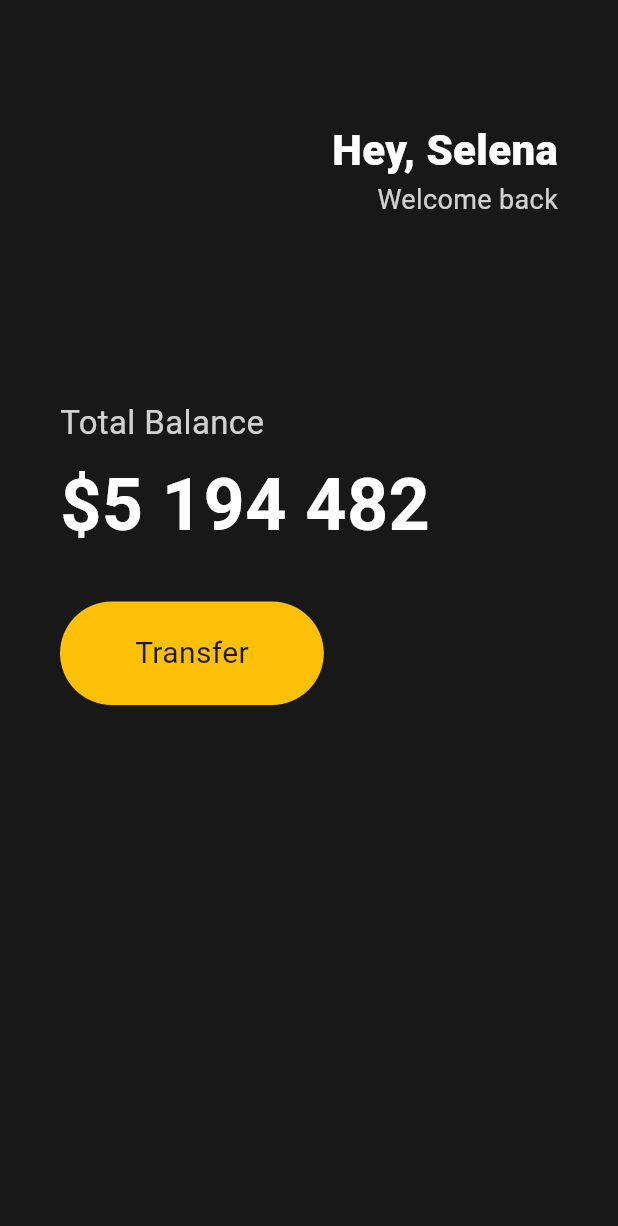
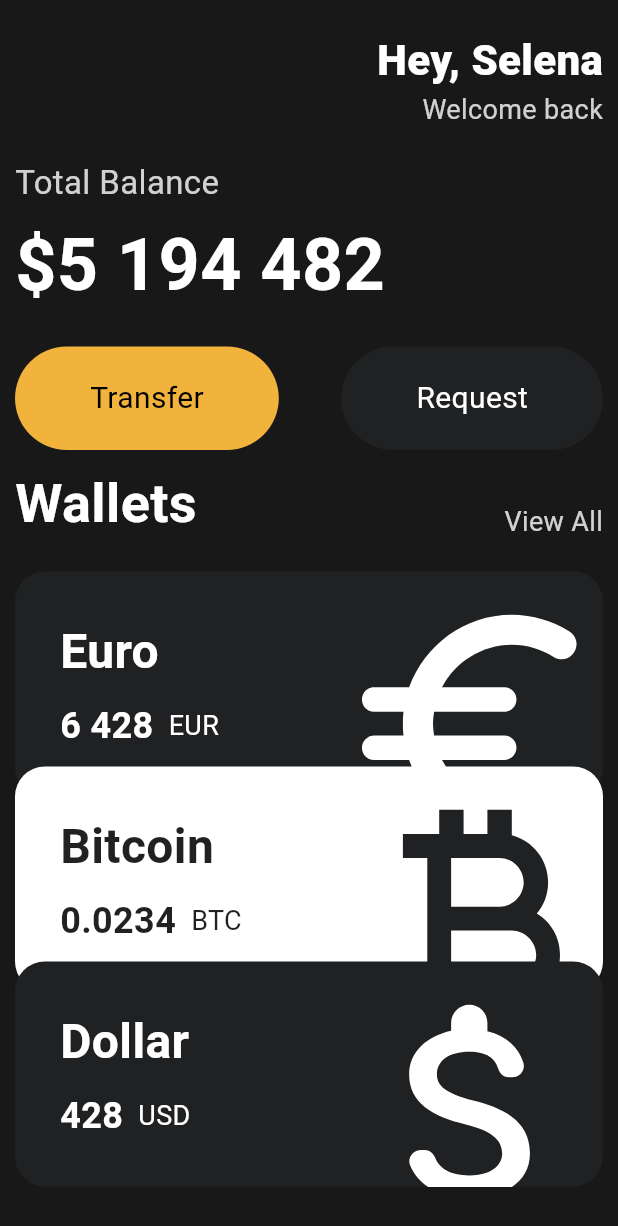
Before and after one commit to kawn2103/toonflix, a Flutter app: the screen it shows after launch, on a phone screen of 412 x 824 dp. Shown: the top 1226 px of the screen. Run offline on Flutter 3.47's test engine with Material 3 defaults, Android fonts, the phone set to English and light mode, and no system bars.

Commit message:
툰플릭스 1차 완료

```diff
--- a/lib/main.dart
+++ b/lib/main.dart
@@ -1,4 +1,6 @@
 import 'package:flutter/material.dart';
+import 'package:toonflix/widgets/button.dart';
+import 'package:toonflix/widgets/currency_card.dart';
 
 void main() {
   runApp(const App());
@@ -13,12 +15,12 @@ class App extends StatelessWidget {
       home: Scaffold(
         backgroundColor: const Color(0xFF181818),
         body: Padding(
-          padding: const EdgeInsets.symmetric(horizontal:40),
+          padding: const EdgeInsets.symmetric(horizontal:10),
           child: Column(
             crossAxisAlignment: CrossAxisAlignment.start,
             children: [
               const SizedBox(
-                height: 80,
+                height: 20,
               ),
               Row(
                 mainAxisAlignment: MainAxisAlignment.end,
@@ -46,7 +48,7 @@ class App extends StatelessWidget {
                 ],
               ),
               const SizedBox(
-                height: 120,
+                height: 20,
               ),
               Text(
                 'Total Balance',
@@ -67,30 +69,77 @@ class App extends StatelessWidget {
                 ),
               ),
               const SizedBox(
-                height: 30,
+                height: 20,
+              ),
+              const Row(
+                mainAxisAlignment: MainAxisAlignment.spaceBetween,
+                children: [
+                  Button(
+                    text: 'Transfer',
+                    bgColor: Color(0xFFF1B33B),
+                    textColor: Colors.black,
+                  ),
+                  Button(
+                    text: 'Request',
+                    bgColor: Color(0xFF1F2123),
+                    textColor: Colors.white,
+                  ),
+                ],
+              ),
+              const SizedBox(
+                height: 10,
               ),
               Row(
+                mainAxisAlignment: MainAxisAlignment.spaceBetween,
+                crossAxisAlignment: CrossAxisAlignment.end,
                 children: [
-                  Container(
-                    decoration: BoxDecoration(
-                      color: Colors.amber,
-                      borderRadius: BorderRadius.circular(45),
+                  const Text(
+                    "Wallets",
+                    style: TextStyle(
+                      color:Colors.white,
+                      fontSize:36,
+                      fontWeight: FontWeight.w600,
                     ),
-                    child: const Padding(
-                      padding: EdgeInsets.symmetric(
-                        vertical: 20,
-                        horizontal: 50,
-                      ),
-                      child: Text(
-                        'Transfer',
-                        style: TextStyle(
-                          fontSize: 20,
-                        ),
-                      ),
+                  ),
+                  Text(
+                    "View All",
+                    style:TextStyle(
+                      color:Colors.white.withValues(alpha:0.8),
+                      fontSize: 18
                     )
-                  )
+                  ),
                 ],
-              )
+              ),
+              const SizedBox(
+                height: 20,
+              ),
+              const CurrencyCard(
+                name: 'Euro',
+                code: 'EUR',
+                amount: '6 428',
+                icon: Icons.euro_rounded,
+                isInverted: false,
+              ),
+              Transform.translate(
+                offset: const Offset(0,-20),
+                child: const CurrencyCard(
+                  name: 'Bitcoin',
+                  code: 'BTC',
+                  amount: '0.0234',
+                  icon: Icons.currency_bitcoin,
+                  isInverted: true,
+                ),
+              ),
+              Transform.translate(
+                offset: const Offset(0,-40),
+                child: const CurrencyCard(
+                  name: 'Dollar',
+                  code: 'USD',
+                  amount: '428',
+                  icon: Icons.attach_money_rounded,
+                  isInverted: false,
+                ),
+              ),
             ],
           ),
         ),
--- /dev/null
+++ b/lib/widgets/button.dart
@@ -0,0 +1,38 @@
+
+import 'package:flutter/material.dart';
+
+class Button extends StatelessWidget{
+  final String text;
+  final Color bgColor;
+  final Color textColor;
+
+  const Button({
+    super.key,
+    required this.text,
+    required this.bgColor,
+    required this.textColor,
+  });
+
+  @override
+  Widget build(BuildContext context) {
+    return Container(
+      decoration: BoxDecoration(
+        color: bgColor,
+        borderRadius: BorderRadius.circular(45),
+      ),
+      child: Padding(
+        padding: const EdgeInsets.symmetric(
+          vertical: 20,
+          horizontal: 50,
+        ),
+        child: Text(
+          text,
+          style: TextStyle(
+            color: textColor,
+            fontSize: 20,
+          ),
+        ),
+      )
+    );
+  }
+}
--- /dev/null
+++ b/lib/widgets/currency_card.dart
@@ -0,0 +1,86 @@
+import 'package:flutter/material.dart';
+
+class CurrencyCard extends StatelessWidget{
+
+  final String name, code, amount;
+  final IconData icon;
+  final bool isInverted;
+
+  final _blackColor = const Color(0xFF1F2123);
+
+  const CurrencyCard({
+    super.key,
+    required this.name,
+    required this.code,
+    required this.amount,
+    required this.icon,
+    required this.isInverted,
+  });
+
+  @override
+  Widget build(BuildContext context) {
+    return Container(
+      clipBehavior: Clip.hardEdge,
+      decoration: BoxDecoration(
+        color: isInverted ? Colors.white : _blackColor,
+        borderRadius: BorderRadius.circular(20),
+      ),
+      child: Padding(
+        padding: const EdgeInsets.all(30),
+        child: Row(
+          mainAxisAlignment: MainAxisAlignment.spaceBetween,
+          children:[
+            Column(
+              crossAxisAlignment: CrossAxisAlignment.start,
+              children: [
+                Text(
+                  name,
+                  style: TextStyle(
+                    color: isInverted ? _blackColor : Colors.white,
+                    fontSize: 32,
+                    fontWeight: FontWeight.w600                            ),
+                ),
+                const SizedBox(
+                  height: 10,
+                ),
+                Row(
+                  children: [
+                    Text(
+                      amount,
+                      style: TextStyle(
+                        color: isInverted ? _blackColor : Colors.white,
+                        fontSize: 24,
+                        fontWeight: FontWeight.w600
+                      ),
+                    ),
+                    const SizedBox(
+                      width: 10,
+                    ),
+                    Text(
+                      code,
+                      style: TextStyle(
+                        color: isInverted ? _blackColor : Colors.white,
+                        fontSize: 18,
+                      )
+                    ),
+                  ],
+                ),
+              ],
+            ),
+            Transform.scale(
+              scale: 2.2,
+              child: Transform.translate(
+                offset: const Offset(-5,12),
+                child: Icon(
+                  icon,
+                  color: isInverted ? _blackColor : Colors.white,
+                  size: 88,
+                ),
+              ),
+            )
+          ],
+        ),
+      ),
+    );
+  }
+}
```
